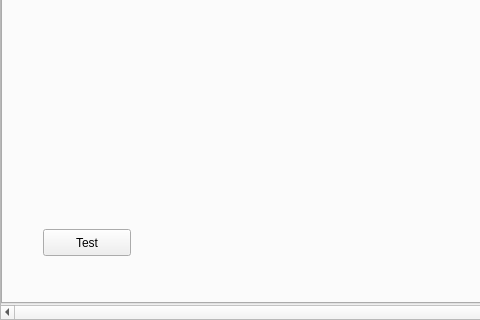
FARMWISSEN/OFE-Filter, file ofr_filter_dialog_base.ui: the form before one commit; both pictures show x 0 to 480 and y 558 to 878 of the 1039 by 878 pixel window.
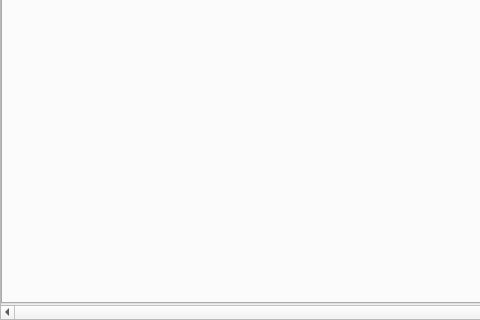
The form after the commit. The open tabs and pages were chosen to show the change. Custom widgets are drawn as their Qt base class.

Commit message: Remove Test-Button

Diff of the .ui file:
```diff
--- a/ofr_filter_dialog_base.ui
+++ b/ofr_filter_dialog_base.ui
@@ -1224,19 +1224,6 @@
           </property>
          </widget>
         </widget>
-        <widget class="QPushButton" name="testPushBtn">
-         <property name="geometry">
-          <rect>
-           <x>40</x>
-           <y>760</y>
-           <width>88</width>
-           <height>27</height>
-          </rect>
-         </property>
-         <property name="text">
-          <string>Test</string>
-         </property>
-        </widget>
        </widget>
       </widget>
      </widget>
```
Left out of the diff: 2 changed lines with no effect on the pictures.
